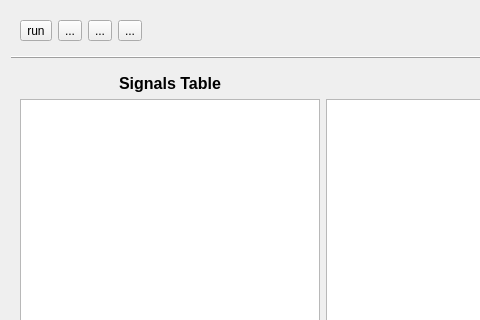
Old version of the form dialogs/monitordialog.ui in the repository L-Net-1992/ADAS_AD_Developer; both pictures show x 0 to 480 and y 0 to 320 of the 800 by 600 pixel window.
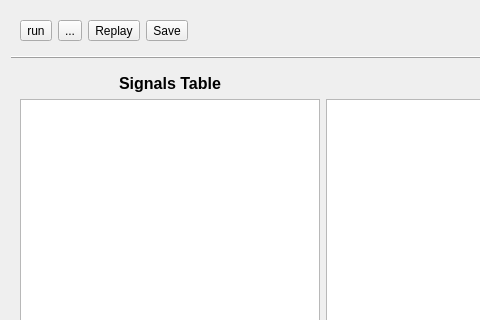
New version of the form. Icons and pictures are not drawn. Custom widgets are drawn as their Qt base class.

Commit message: add temp mode and modify monitordialog UI

```diff
--- a/dialogs/monitordialog.ui
+++ b/dialogs/monitordialog.ui
@@ -56,8 +56,17 @@
       </item>
       <item>
        <widget class="QToolButton" name="btn_replay">
+        <property name="enabled">
+         <bool>true</bool>
+        </property>
+        <property name="sizePolicy">
+         <sizepolicy hsizetype="Fixed" vsizetype="Fixed">
+          <horstretch>0</horstretch>
+          <verstretch>0</verstretch>
+         </sizepolicy>
+        </property>
         <property name="text">
-         <string>...</string>
+         <string>Replay</string>
         </property>
         <property name="icon">
          <iconset resource="res.qrc">
@@ -69,15 +78,33 @@
           <height>40</height>
          </size>
         </property>
+        <property name="checkable">
+         <bool>false</bool>
+        </property>
+        <property name="checked">
+         <bool>false</bool>
+        </property>
+        <property name="autoRepeat">
+         <bool>false</bool>
+        </property>
+        <property name="autoExclusive">
+         <bool>false</bool>
+        </property>
         <property name="toolButtonStyle">
          <enum>Qt::ToolButtonIconOnly</enum>
         </property>
+        <property name="autoRaise">
+         <bool>false</bool>
+        </property>
+        <property name="arrowType">
+         <enum>Qt::NoArrow</enum>
+        </property>
        </widget>
       </item>
       <item>
        <widget class="QToolButton" name="btn_save">
         <property name="text">
-         <string>...</string>
+         <string>Save</string>
         </property>
         <property name="icon">
          <iconset resource="res.qrc">
```
Left out of the diff: 26 changed lines with no effect on the pictures. The commit also changes 4 other files.
